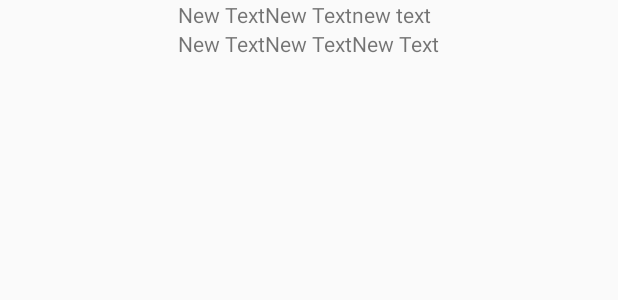
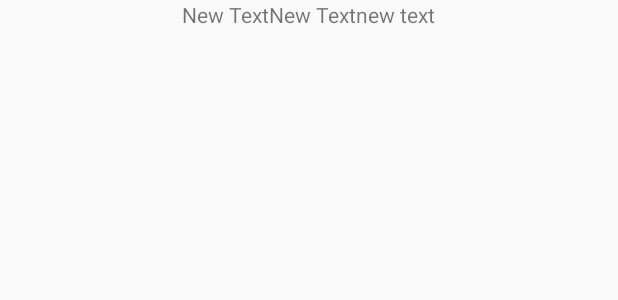
Before and after one commit to gustavovegadroguett/TesisGjg, an Android app: the layout single_list.xml on its own in the app's theme, with its tools: preview values and no code run, on a phone screen of 412 x 824 dp. Shown: the top 300 px of the screen. Run offline under Robolectric (Android 15) with nearby library versions, the light colour scheme and no system bars.

Commit message:
Se corrige el problema con los dupliados al agregar en carrito. Se elimina metodo separaciclo por no tener sentido

```diff
--- a/app/src/main/java/com/example/gustavovega/tesisgjg/ListadoProducto.java
+++ b/app/src/main/java/com/example/gustavovega/tesisgjg/ListadoProducto.java
@@ -42,6 +42,7 @@ public class ListadoProducto extends ActionBarActivity {
     @Override
     protected void onCreate(Bundle savedInstanceState) {
         super.onCreate(savedInstanceState);
+
         setContentView(R.layout.activity_listado_producto);
         Log.i("ONCREATE", "LISTADO PRODUCTO");
         enMovDatos= new Bundle();
@@ -172,8 +173,8 @@ public class ListadoProducto extends ActionBarActivity {
             public void onSuccess(int statusCode, Header[] headers, byte[] responseBody) {
                 if (statusCode == 200) {
 
-                    Log.i("succes obtener listado", "trdponseBody "+responseBody);
-                    remplazo=obtenerDatosJson(new String(responseBody));
+                    Log.i("succes obtener listado", "trdponseBody " + responseBody);
+                    remplazo = obtenerDatosJson(new String(responseBody));
                     cargaLista(remplazo);
 
                 }
@@ -196,17 +197,7 @@ public class ListadoProducto extends ActionBarActivity {
         listado.setAdapter(adapter);
 
     }//se carga la lista de productos
-    public void cargaListaact(ArrayList<String> datos) {
-        List<String> clon = new ArrayList<>();
-        for (String string : datos) {
-            if (string.matches("a")) {
-                clon.add(string);
-            }
-            ArrayAdapter<String> adapter = new ArrayAdapter<>(this, android.R.layout.simple_list_item_1, datos);
-            listado.setAdapter(adapter);
 
-        }//se carga la lista de productos
-    }
 
 
     public ArrayList<String> separarCiclo(ArrayList<String> entrada,String criterio,int resta){ //se separan los valores por los espacios encontrados, cada uno en una posición diferente
--- a/app/src/main/res/layout/single_list.xml
+++ b/app/src/main/res/layout/single_list.xml
@@ -30,31 +30,4 @@
             android:text="new text" />
     </TableRow>
 
-    <TableRow
-        android:layout_width="match_parent"
-        android:layout_height="match_parent"
-        android:layout_gravity="center_vertical"
-        android:gravity="center">
-
-        <TextView
-            android:layout_width="wrap_content"
-            android:layout_height="wrap_content"
-            android:text="New Text"
-            android:id="@+id/textView" />
-
-        <TextView
-            android:layout_width="wrap_content"
-            android:layout_height="wrap_content"
-            android:text="New Text"
-            android:id="@+id/textView2"
-            android:layout_column="2" />
-
-        <TextView
-            android:layout_width="wrap_content"
-            android:layout_height="wrap_content"
-            android:text="New Text"
-            android:id="@+id/textView3"
-            android:layout_column="3" />
-    </TableRow>
-
 </TableLayout>
```
